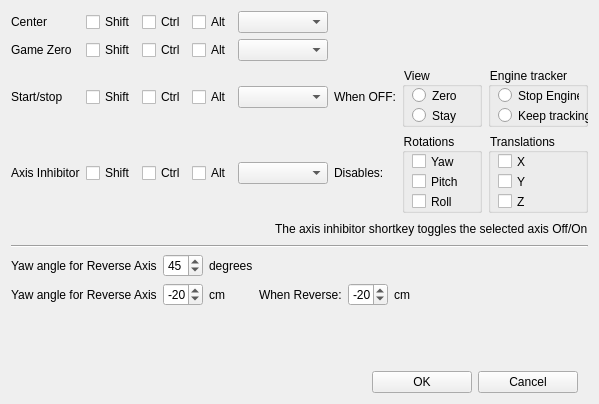
First picture: the form in FaceTrackNoIR/FTNoIR_KeyboardShortcuts.ui, repository aavendan/facetracknoir, before the edit.
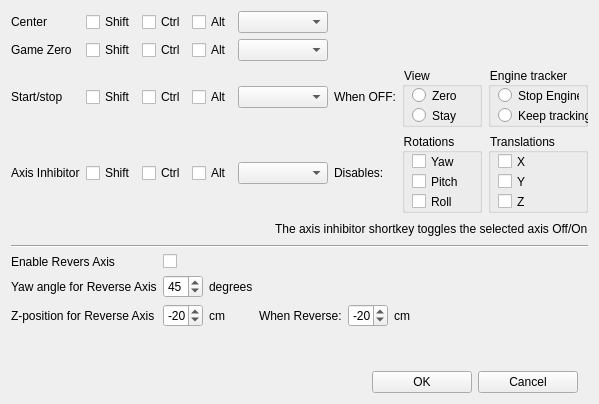
Second picture: the form after the edit. Icons and pictures are not drawn.

What changed in the file:
```diff
--- a/FaceTrackNoIR/FTNoIR_KeyboardShortcuts.ui
+++ b/FaceTrackNoIR/FTNoIR_KeyboardShortcuts.ui
@@ -562,14 +562,14 @@
     <layout class="QHBoxLayout" name="horizontalLayout_5">
      <item>
       <layout class="QGridLayout" name="gridLayout_2">
-       <item row="1" column="1">
+       <item row="2" column="1">
         <widget class="QLabel" name="lblYawAngle4ReverseAxis">
          <property name="text">
           <string>Yaw angle for Reverse Axis</string>
          </property>
         </widget>
        </item>
-       <item row="1" column="2">
+       <item row="2" column="2">
         <widget class="QSpinBox" name="spinYawAngle4ReverseAxis">
          <property name="maximumSize">
           <size>
@@ -585,7 +585,7 @@
          </property>
         </widget>
        </item>
-       <item row="1" column="7">
+       <item row="2" column="7">
         <spacer name="horizontalSpacer_4">
          <property name="orientation">
           <enum>Qt::Horizontal</enum>
@@ -598,21 +598,21 @@
          </property>
         </spacer>
        </item>
-       <item row="1" column="3">
+       <item row="2" column="3">
         <widget class="QLabel" name="lblYawAngle4ReverseAxisEgu">
          <property name="text">
           <string>degrees</string>
          </property>
         </widget>
        </item>
-       <item row="2" column="1">
+       <item row="3" column="1">
         <widget class="QLabel" name="lblZ_Pos4ReverseAxis">
          <property name="text">
-          <string>Yaw angle for Reverse Axis</string>
+          <string>Z-position for Reverse Axis</string>
          </property>
         </widget>
        </item>
-       <item row="2" column="2">
+       <item row="3" column="2">
         <widget class="QSpinBox" name="spinZ_Pos4ReverseAxis">
          <property name="maximumSize">
           <size>
@@ -631,21 +631,21 @@
          </property>
         </widget>
        </item>
-       <item row="2" column="3">
+       <item row="3" column="3">
         <widget class="QLabel" name="lblZ_Pos4ReverseAxisEgu">
          <property name="text">
           <string>cm</string>
          </property>
         </widget>
        </item>
-       <item row="2" column="4">
+       <item row="3" column="4">
         <widget class="QLabel" name="label_7">
          <property name="text">
           <string>When Reverse:</string>
          </property>
         </widget>
        </item>
-       <item row="2" column="5">
+       <item row="3" column="5">
         <widget class="QSpinBox" name="spinZ_PosWhenReverseAxis">
          <property name="maximumSize">
           <size>
@@ -664,13 +664,27 @@
          </property>
         </widget>
        </item>
-       <item row="2" column="6">
+       <item row="3" column="6">
         <widget class="QLabel" name="lblZ_PosWhenReverseAxisEgu">
          <property name="text">
           <string>cm</string>
          </property>
         </widget>
        </item>
+       <item row="1" column="1">
+        <widget class="QLabel" name="lblZ_Pos4ReverseAxis_2">
+         <property name="text">
+          <string>Enable Revers Axis</string>
+         </property>
+        </widget>
+       </item>
+       <item row="1" column="2">
+        <widget class="QCheckBox" name="chkEnableReverseAxis">
+         <property name="text">
+          <string/>
+         </property>
+        </widget>
+       </item>
       </layout>
      </item>
     </layout>
```
